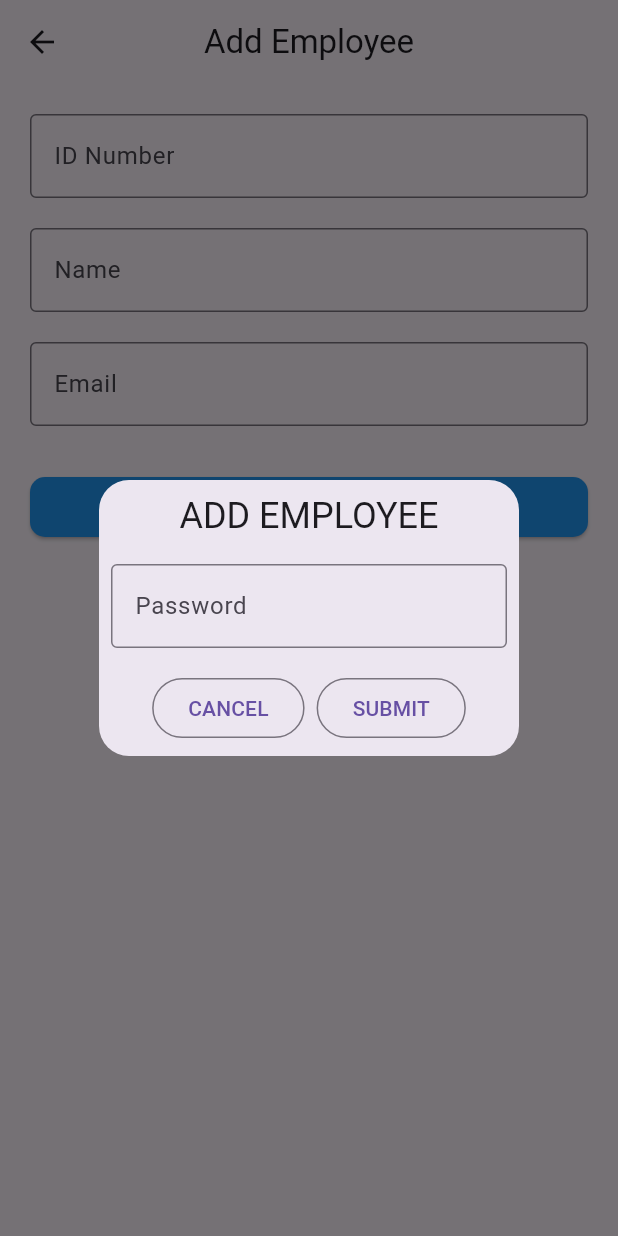
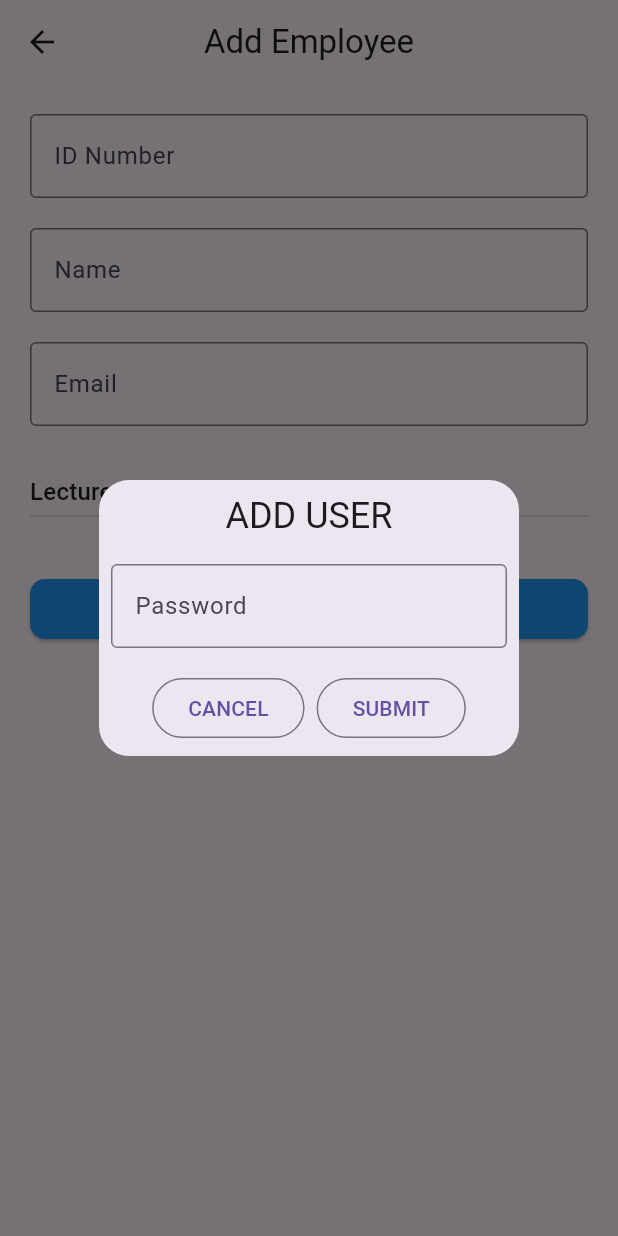
Before and after one commit to rakafebriansy/presence-app, a Flutter app: the AddEmployeeView screen opened by its route, after a tap on "SUBMIT", on a phone screen of 412 x 824 dp. Run offline on Flutter 3.47's test engine with Material 3 defaults, Android fonts, the phone set to English and light mode, and no system bars; our stand-ins replace cloud_firestore, convex_bottom_bar, firebase_auth, firebase_core, firebase_storage, flutter_dotenv and 2 more; missing offline and left inert: firebase_app_check; accounts and stored records are empty.

Commit message:
fix: change employee term into user and add job

```diff
--- a/lib/app/modules/add_employee/controllers/add_employee_controller.dart
+++ b/lib/app/modules/add_employee/controllers/add_employee_controller.dart
@@ -8,6 +8,7 @@ import 'package:cloud_firestore/cloud_firestore.dart';
 
 class AddEmployeeController extends GetxController with ErrorBags {
   RxBool isLoading = false.obs;
+  RxString selectedJob = 'Lecturer'.obs;
   late TextEditingController nameC;
   late TextEditingController identificationNumberC;
   late TextEditingController emailC;
@@ -88,6 +89,7 @@ class AddEmployeeController extends GetxController with ErrorBags {
         'email': emailC.text,
         'name': nameC.text,
         'role': 'employee',
+        'job': this.selectedJob.value,
         'created_at': DateTime.now().toIso8601String()
       });
 
--- a/lib/app/modules/add_employee/views/add_employee_view.dart
+++ b/lib/app/modules/add_employee/views/add_employee_view.dart
@@ -42,13 +42,29 @@ class AddEmployeeView extends GetView<AddEmployeeController> {
                   labelText: 'Email', border: OutlineInputBorder()),
             ),
             SizedBox(
+              height: 20,
+            ),
+            Obx(
+              () => DropdownButton<String>(
+                  value: controller.selectedJob.value,
+                  items: [
+                    DropdownMenuItem(value: 'Lecturer',child: Text('Lecturer')),
+                    DropdownMenuItem(value: 'Student',child: Text('Student')),
+                  ],
+                  onChanged: (String? value) {
+                    if (value != null) {
+                      controller.selectedJob.value = value;
+                    }
+                  }),
+            ),
+            SizedBox(
               height: 30,
             ),
             Obx(
               () => ElevatedButton(
                 onPressed: () {
                   Get.defaultDialog(
-                      title: 'ADD EMPLOYEE',
+                      title: 'ADD USER',
                       middleText: 'Please make sure that you\'re an admin.',
                       content: TextField(
                         autocorrect: false,
--- a/lib/app/modules/profile/views/profile_view.dart
+++ b/lib/app/modules/profile/views/profile_view.dart
@@ -85,7 +85,7 @@ class ProfileView extends GetView<ProfileController> {
                             Get.toNamed(Routes.ADD_EMPLOYEE);
                           },
                           leading: Icon(Icons.person_add),
-                          title: Text('Add Employee'),
+                          title: Text('Add User'),
                         ),
                       ListTile(
                         onTap: () {
```
